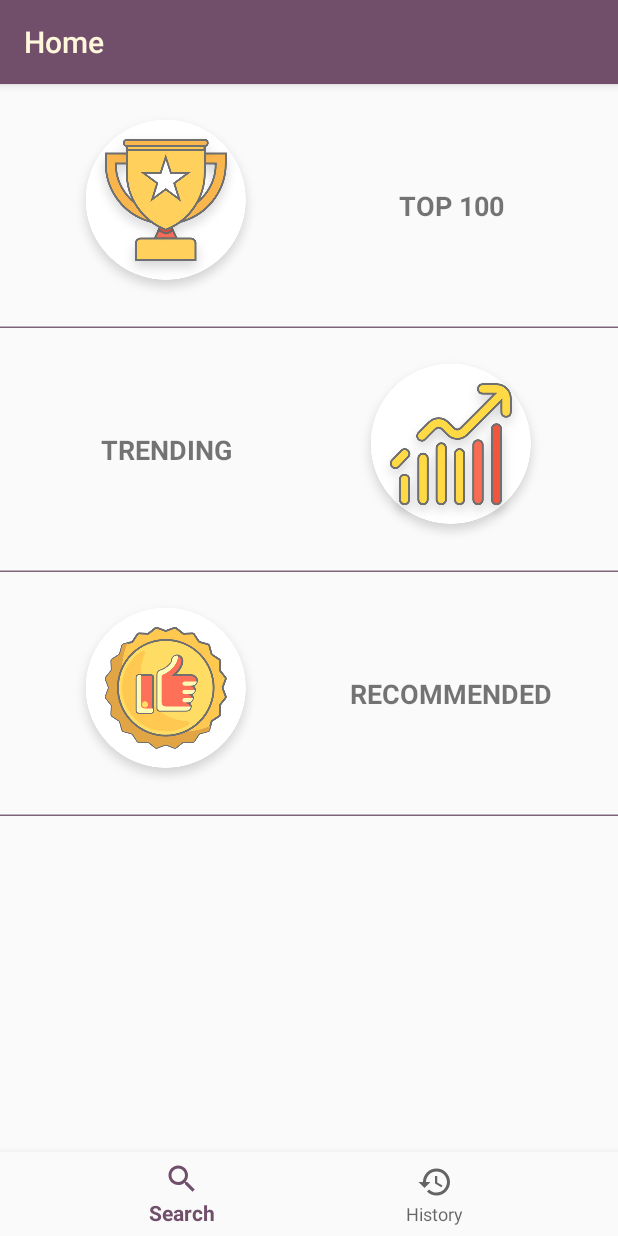
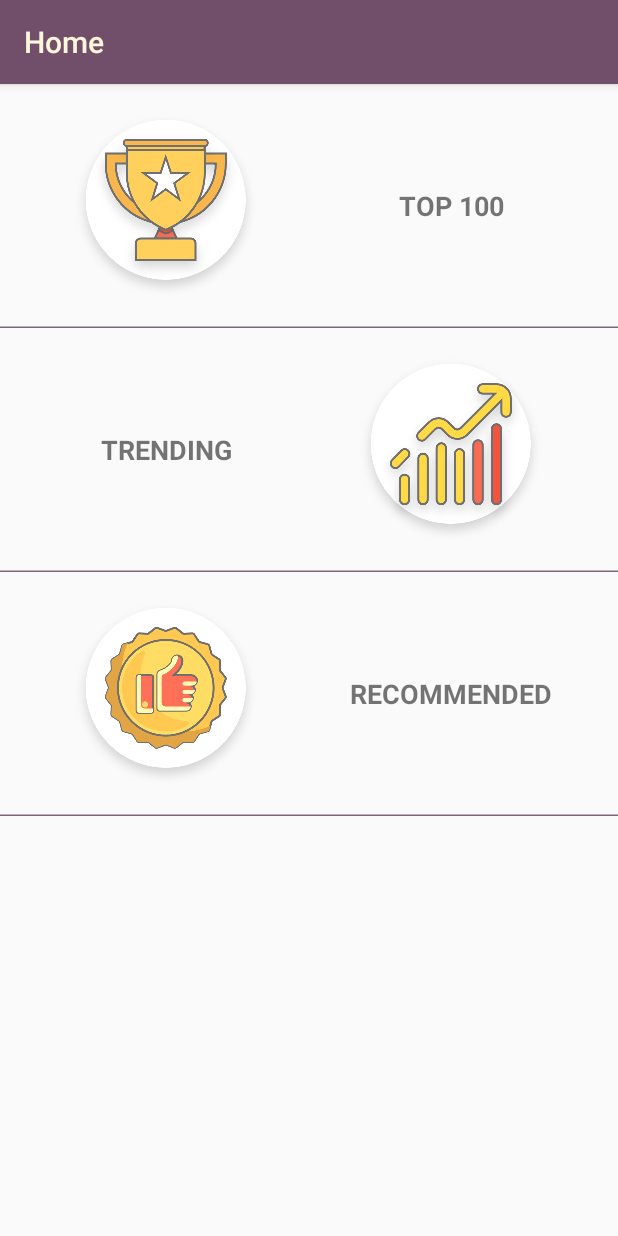
Before and after one commit to arehmanhameed/utube-android, an Android app: the MainActivity screen opened directly, with no data from a screen before it, on a phone screen of 412 x 824 dp. Run offline under Robolectric (Android 15) with nearby library versions, the phone set to English and light mode, and no system bars.

Commit message:
Updated main activity to have only framelayout for fragments and bottom navigation

```diff
--- a/UTube/app/src/main/res/layout/activity_main.xml
+++ b/UTube/app/src/main/res/layout/activity_main.xml
@@ -5,13 +5,70 @@
 	xmlns:tools="http://schemas.android.com/tools"
 	android:layout_width="match_parent"
 	android:layout_height="match_parent"
+	app:layout_constraintBottom_toTopOf="parent"
 	tools:context=".MainActivity">
 
 	<FrameLayout
 		android:id="@+id/content"
 		android:layout_width="match_parent"
 		android:layout_height="0dp"
+		app:layout_constraintBottom_toTopOf="@+id/navigation"
+		app:layout_constraintTop_toTopOf="parent"
 		android:layout_weight="1"/>
+
+	<!--<FrameLayout-->
+	<!--android:id="@+id/controlPanel"-->
+	<!--android:layout_width="match_parent"-->
+	<!--android:layout_height="wrap_content"-->
+	<!--android:layout_alignParentBottom="true"-->
+
+	<!--android:background="@color/colorPrimaryDark"-->
+	<!--app:layout_constraintBottom_toTopOf="@+id/navigation">-->
+
+	<!--<LinearLayout-->
+	<!--android:layout_width="match_parent"-->
+	<!--android:layout_height="wrap_content">-->
+
+	<!--<TextView-->
+	<!--android:id="@+id/title"-->
+	<!--android:layout_width="0dp"-->
+	<!--android:layout_height="wrap_content"-->
+	<!--android:layout_marginEnd="12dp"-->
+	<!--android:layout_weight="5"-->
+	<!--android:maxLines="2"-->
+	<!--android:paddingBottom="@dimen/activity_vertical_margin"-->
+	<!--android:paddingLeft="@dimen/activity_horizontal_margin"-->
+	<!--android:paddingRight="@dimen/activity_horizontal_margin"-->
+	<!--android:paddingTop="@dimen/activity_vertical_margin"-->
+	<!--android:text="Song Tile"-->
+	<!--android:textAlignment="center"-->
+	<!--android:textColor="@android:color/white"/>-->
+
+	<!--<ImageView-->
+	<!--android:id="@+id/playPause"-->
+	<!--android:layout_width="0dp"-->
+	<!--android:layout_height="wrap_content"-->
+	<!--android:layout_weight="1"-->
+	<!--android:paddingBottom="@dimen/activity_vertical_margin"-->
+	<!--android:paddingLeft="@dimen/activity_horizontal_margin"-->
+	<!--android:paddingRight="@dimen/activity_horizontal_margin"-->
+	<!--android:paddingTop="@dimen/activity_vertical_margin"-->
+	<!--android:src="@drawable/ic_play"-->
+	<!--android:tint="@android:color/white"/>-->
+
+	<!--<ImageView-->
+	<!--android:id="@+id/close"-->
+	<!--android:layout_width="0dp"-->
+	<!--android:layout_height="wrap_content"-->
+	<!--android:layout_weight="1"-->
+	<!--android:paddingBottom="@dimen/activity_vertical_margin"-->
+	<!--android:paddingLeft="@dimen/activity_horizontal_margin"-->
+	<!--android:paddingRight="@dimen/activity_horizontal_margin"-->
+	<!--android:paddingTop="@dimen/activity_vertical_margin"-->
+	<!--android:src="@drawable/ic_close"-->
+	<!--android:tint="@android:color/white"/>-->
+	<!--</LinearLayout>-->
+	<!--</FrameLayout>-->
 
 	<android.support.design.widget.BottomNavigationView
 		android:id="@+id/navigation"
@@ -19,6 +76,7 @@
 		android:layout_height="wrap_content"
 		android:layout_marginEnd="0dp"
 		android:layout_marginStart="0dp"
+		android:visibility="gone"
 		android:background="?android:attr/windowBackground"
 		app:layout_constraintBottom_toBottomOf="parent"
 		app:layout_constraintLeft_toLeftOf="parent"
```
